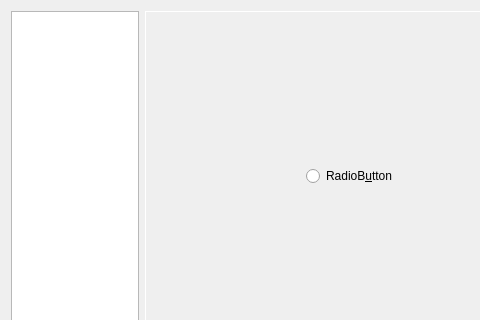
This is ui/configdialog.ui in orestesmas/pycirkuit as Qt 5 draws it before an edit; both pictures show x 0 to 480 and y 0 to 320 of the 697 by 490 pixel window. The edited form follows.
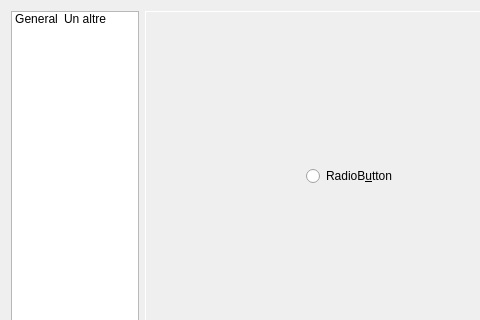
This is the edited form. Icons and pictures are not drawn.

Patch:
```diff
--- a/ui/configdialog.ui
+++ b/ui/configdialog.ui
@@ -39,6 +39,20 @@
        <property name="viewMode">
         <enum>QListView::IconMode</enum>
        </property>
+       <item>
+        <property name="text">
+         <string>General</string>
+        </property>
+        <property name="icon">
+         <iconset resource="../resources/resources.qrc">
+          <normaloff>:/icons/config.png</normaloff>:/icons/config.png</iconset>
+        </property>
+       </item>
+       <item>
+        <property name="text">
+         <string>Un altre</string>
+        </property>
+       </item>
       </widget>
      </item>
      <item>
```
Left out of the diff: 26 changed lines with no effect on the pictures.
